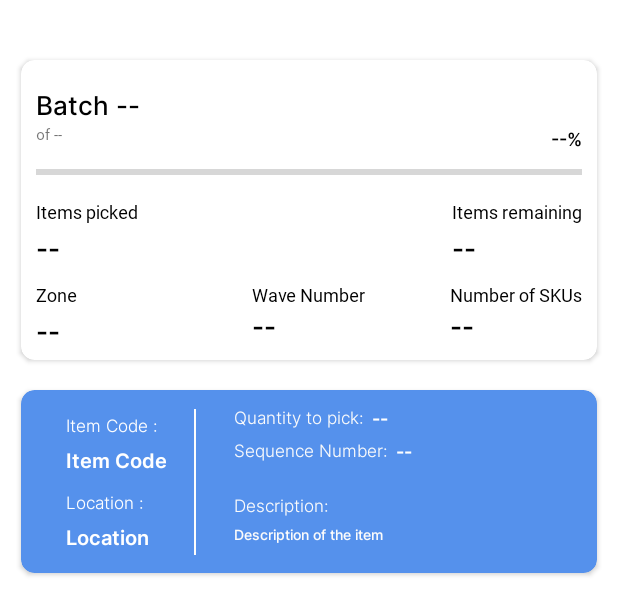
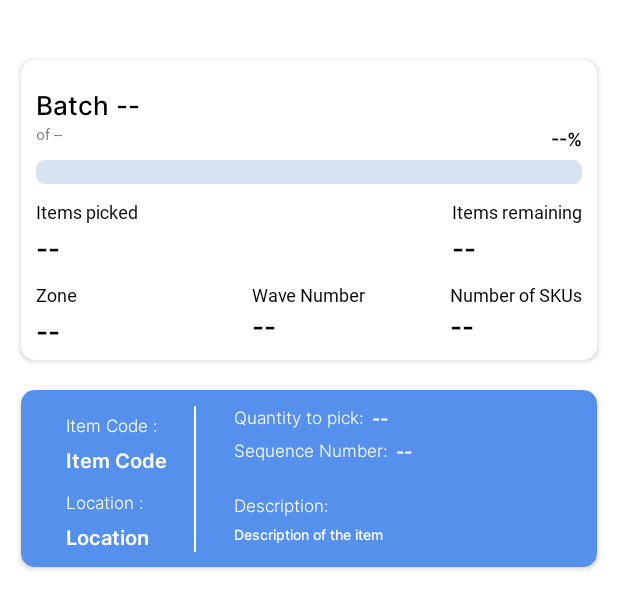
Before and after one commit to koushikjoshi/Glaukous_AndroidTask, an Android app: the layout fragment_home.xml on its own in the app's theme, with its tools: preview values and no code run, on a phone screen of 412 x 824 dp. Shown: the top 615 px of the screen. Run offline under Robolectric (Android 15) with nearby library versions, the phone set to English and light mode, and no system bars; network calls fail.

Commit message:
Cardviews built

```diff
--- /dev/null
+++ b/app/src/main/res/drawable/progress_bar_bg.xml
@@ -0,0 +1,37 @@
+<?xml version="1.0" encoding="utf-8"?>
+<layer-list xmlns:android="http://schemas.android.com/apk/res/android">
+
+    <item android:id="@+id/bground">
+
+        <shape android:shape="rectangle">
+
+            <corners android:radius="6dp"/>
+            <solid android:color="#D9E4F3"/>
+
+
+
+
+        </shape>
+
+
+    </item>
+
+    <item android:id="@+id/progress">
+
+        <scale android:scaleWidth="100%">
+
+            <shape android:shape="rectangle">
+
+                <corners android:radius="6dp"/>
+                <solid android:color="#5591EC"/>
+
+
+
+
+            </shape>
+
+        </scale>
+
+    </item>
+
+</layer-list>
--- a/app/src/main/res/layout/fragment_home.xml
+++ b/app/src/main/res/layout/fragment_home.xml
@@ -56,6 +56,9 @@
                     android:layout_height="wrap_content"
                     android:layout_marginTop="10dp"
                     android:layout_marginEnd="10dp"
+                    android:background="@drawable/progress_bar_bg"
+                    android:backgroundTint="#D9E4F3"
+                    android:progressDrawable="@drawable/progress_bar_bg"
                     app:layout_constraintEnd_toEndOf="parent"
                     app:layout_constraintStart_toStartOf="@+id/batchText"
                     app:layout_constraintTop_toBottomOf="@+id/ofTextView" />
@@ -205,7 +208,7 @@
         <androidx.cardview.widget.CardView
             android:id="@+id/cardViewBottom"
             android:layout_width="match_parent"
-            android:layout_height="122dp"
+            android:layout_height="wrap_content"
             android:layout_marginStart="14dp"
             android:layout_marginTop="20dp"
             android:layout_marginEnd="14dp"
@@ -264,7 +267,7 @@
                     android:layout_height="0dp"
                     android:layout_marginStart="25dp"
                     android:layout_marginTop="4dp"
-                    android:layout_marginEnd="25dp"
+                    android:layout_marginEnd="20dp"
                     android:layout_marginBottom="10dp"
                     android:fontFamily="@font/inter_medium"
                     android:text="Description of the item"
@@ -303,7 +306,7 @@
 
                 <TextView
                     android:id="@+id/itemCodeTextView"
-                    android:layout_width="wrap_content"
+                    android:layout_width="70dp"
                     android:layout_height="wrap_content"
                     android:layout_marginTop="5dp"
                     android:fontFamily="@font/inter_semibold"
@@ -339,13 +342,15 @@
 
                 <TextView
                     android:id="@+id/locationTextView"
-                    android:layout_width="wrap_content"
+                    android:layout_width="70dp"
                     android:layout_height="wrap_content"
                     android:layout_marginTop="5dp"
+                    android:layout_marginBottom="10dp"
                     android:fontFamily="@font/inter_semibold"
                     android:text="Location"
                     android:textColor="#FFFFFF"
                     android:textSize="13sp"
+                    app:layout_constraintBottom_toBottomOf="parent"
                     app:layout_constraintStart_toStartOf="@+id/textView18"
                     app:layout_constraintTop_toBottomOf="@+id/textView18" />
 
--- a/app/src/main/res/layout/recycler_view_bg.xml
+++ b/app/src/main/res/layout/recycler_view_bg.xml
@@ -6,6 +6,7 @@
     android:layout_height="wrap_content">
 
     <androidx.cardview.widget.CardView
+        android:id="@+id/recyclerCardView"
         android:layout_width="match_parent"
         android:layout_height="wrap_content"
         android:layout_marginTop="10dp"
```
Also changed, not shown: app/src/main/java/com/koushikjoshi/glaukous_androidtask/BatchNumData.kt (added, +11 -0 lines), app/src/main/java/com/koushikjoshi/glaukous_androidtask/HomeFragment.kt (+39 -1 lines), app/src/main/java/com/koushikjoshi/glaukous_androidtask/TodoAdapter.kt (+20 -2 lines), app/src/main/java/com/koushikjoshi/glaukous_androidtask/TodoApi.kt (+6 -3 lines), app/src/main/java/com/koushikjoshi/glaukous_androidtask/TodoFirst.kt (deleted, +0 -15 lines).
